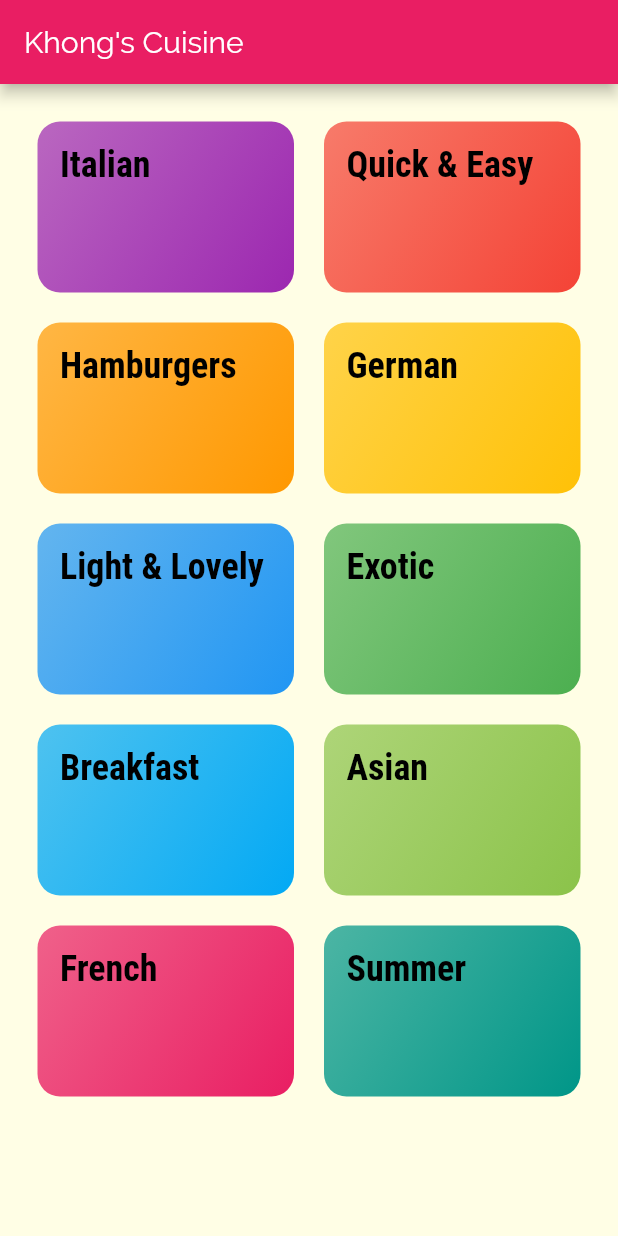
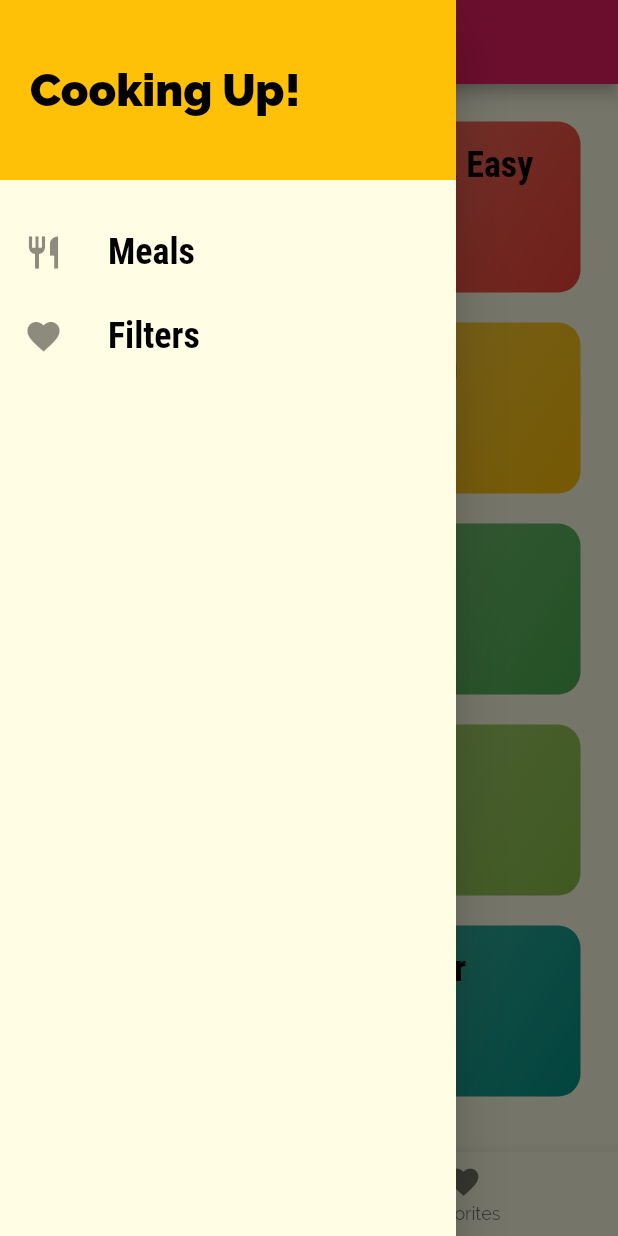
Before and after one commit to Khongchai/flutter-code-along, a Flutter app: the screen it shows after launch, with the side drawer open (before the commit the screen has no drawer), on a phone screen of 412 x 824 dp. Run offline on Flutter 3.47's test engine with Material 2 defaults, Android fonts, the phone set to English and light mode, and no system bars.

Commit message:
finish early, too boring

```diff
--- /dev/null
+++ b/meals_along/lib/classes/filter_type.dart
@@ -0,0 +1,12 @@
+class FilterType {
+  bool glutenFree;
+  bool vegetarian;
+  bool vegan;
+  bool lactoseFree;
+
+  FilterType(
+      {required this.glutenFree,
+      required this.vegan,
+      required this.vegetarian,
+      required this.lactoseFree});
+}
--- a/meals_along/lib/classes/routes.dart
+++ b/meals_along/lib/classes/routes.dart
@@ -1,6 +1,10 @@
 class Routes {
   final String route;
 
+  /*
+     Also consider simply adding routeName to each widget instead.
+   */
   const Routes.categoryMeals() : route = "/category-meals";
   const Routes.mealDetail() : route = "/meal-detail";
+  const Routes.filters() : route = "/filters";
 }
--- /dev/null
+++ b/meals_along/lib/components/drawer/drawer_item.dart
@@ -0,0 +1,33 @@
+import "package:flutter/material.dart";
+
+class DrawerItem extends StatelessWidget {
+  final String title;
+  final VoidCallback onTap;
+  final IconData icon;
+  static String currentPage = "";
+
+  const DrawerItem(
+      {Key? key, required this.title, required this.onTap, required this.icon})
+      : super(key: key);
+
+  void _navigate() {
+    currentPage = title;
+    onTap();
+  }
+
+  @override
+  Widget build(BuildContext context) {
+    bool alreadyAtPageToNavigateTo = title == currentPage;
+
+    return ListTile(
+      onTap: alreadyAtPageToNavigateTo ? null : _navigate,
+      leading: Icon(icon, size: 26),
+      title: Text(title,
+          style: TextStyle(
+              fontFamily: "RobotoCondensed",
+              fontSize: 24,
+              color: alreadyAtPageToNavigateTo ? Colors.grey : Colors.black,
+              fontWeight: FontWeight.bold)),
+    );
+  }
+}
--- a/meals_along/lib/main.dart
+++ b/meals_along/lib/main.dart
@@ -1,7 +1,13 @@
+import "package:collection/collection.dart";
 import 'package:flutter/material.dart';
+import 'package:meals/classes/meal.dart';
 import 'package:meals/classes/routes.dart';
+import 'package:meals/pages/filters.dart';
 import 'package:meals/pages/meal_detail.dart';
+import 'package:meals/pages/tabs.dart';
 
+import 'classes/filter_type.dart';
+import 'dummy_data.dart';
 import 'pages/categories.dart';
 import 'pages/category_meals.dart';
 
@@ -9,11 +15,48 @@ void main() {
   runApp(const MyApp());
 }
 
-class MyApp extends StatelessWidget {
+class MyApp extends StatefulWidget {
   const MyApp({Key? key}) : super(key: key);
 
   @override
+  State<MyApp> createState() => _MyAppState();
+}
+
+class _MyAppState extends State<MyApp> {
+  FilterType _filters = FilterType(
+      glutenFree: false, lactoseFree: false, vegan: false, vegetarian: false);
+  final List<Meal> _favoriteMeals = [];
+
+  void _setFilters(FilterType filters) {
+    setState(() {
+      _filters = filters;
+    });
+  }
+
+  void _addMealToFavorite(String mealId) {
+    final Meal? mealToBeFavorited =
+        _favoriteMeals.firstWhereOrNull((meal) => meal.id == mealId);
+    if (mealToBeFavorited != null) {
+      setState(() {
+        _favoriteMeals.add(mealToBeFavorited);
+      });
+    } else {
+      setState(() {
+        _favoriteMeals.remove(mealToBeFavorited);
+      });
+    }
+  }
+
+  @override
   Widget build(BuildContext context) {
+    final _filteredMeals = dummyMeals
+        .where((meal) =>
+            meal.isLactoseFree == _filters.lactoseFree &&
+            meal.isVegan == _filters.vegan &&
+            meal.isVegetarian == _filters.vegetarian &&
+            meal.isGlutenFree == _filters.glutenFree)
+        .toList();
+
     return MaterialApp(
         title: "Khong's Cuisine",
         theme: ThemeData(
@@ -21,6 +64,7 @@ class MyApp extends StatelessWidget {
                 .colorScheme
                 .copyWith(secondary: Colors.amber, primary: Colors.pink),
             canvasColor: const Color.fromRGBO(255, 254, 229, 1),
+            fontFamily: "Raleway",
             textTheme: ThemeData.light().textTheme.copyWith(
                 bodyText1: const TextStyle(
                   fontFamily: "Raleway",
@@ -35,11 +79,14 @@ class MyApp extends StatelessWidget {
                     color: Colors.black,
                     fontFamily: "RobotoCondensed",
                     fontWeight: FontWeight.bold))),
-        home: const CategoriesPage(),
+        home: TabsScreen(
+          favoriteMeals: _favoriteMeals,
+        ),
         routes: {
           const Routes.categoryMeals().route: (ctx) =>
-              const CategoryMealsPage(),
+              CategoryMealsPage(_filteredMeals),
           const Routes.mealDetail().route: (ctx) => const MealDetail(),
+          const Routes.filters().route: (ctx) => Filters(_setFilters, _filters),
         },
         onUnknownRoute: (settings) =>
             MaterialPageRoute(builder: (ctx) => const CategoriesPage()));
--- a/meals_along/lib/pages/categories.dart
+++ b/meals_along/lib/pages/categories.dart
@@ -7,11 +7,7 @@ class CategoriesPage extends StatelessWidget {
 
   @override
   Widget build(BuildContext context) {
-    return Scaffold(
-      appBar: AppBar(
-          title: const Text("Khong's Cuisine",
-              style: TextStyle(fontFamily: "Raleway"))),
-      body: GridView(
+    return GridView(
       padding: const EdgeInsets.all(25),
       children: dummyCategories
           .map((category) => CategoryItem(
@@ -22,7 +18,6 @@ class CategoriesPage extends StatelessWidget {
           childAspectRatio: 3 / 2,
           crossAxisSpacing: 20,
           mainAxisSpacing: 20),
-      ),
     );
   }
 }
--- /dev/null
+++ b/meals_along/lib/pages/filters.dart
@@ -0,0 +1,70 @@
+import "package:flutter/material.dart";
+import 'package:meals/classes/filter_type.dart';
+
+import "../components/filters/switch.dart";
+import 'main_drawer.dart';
+
+class Filters extends StatefulWidget {
+  final Function(FilterType) setFilters;
+  final FilterType filters;
+
+  const Filters(this.setFilters, this.filters, {Key? key}) : super(key: key);
+
+  @override
+  State<Filters> createState() => _FiltersState();
+}
+
+class _FiltersState extends State<Filters> {
+  @override
+  Widget build(BuildContext context) {
+    return Scaffold(
+        appBar: AppBar(
+          title: const Text("Filters"),
+        ),
+        drawer: const MainDrawer(),
+        body: Column(children: [
+          Container(
+              padding: const EdgeInsets.all(20),
+              child: Text("Adjust your meal selection.",
+                  style: Theme.of(context).textTheme.caption)),
+          Expanded(
+              child: ListView(children: [
+            CustomSwitch(
+              title: "Vegetarian",
+              onChanged: () {
+                /*
+                 probably not the very best practice...
+                 */
+                widget.filters.vegetarian = !widget.filters.vegetarian;
+                widget.setFilters(widget.filters);
+              },
+              switchState: widget.filters.vegetarian,
+            ),
+            CustomSwitch(
+              title: "Vegan",
+              onChanged: () {
+                widget.filters.vegan = !widget.filters.vegan;
+                widget.setFilters(widget.filters);
+              },
+              switchState: widget.filters.vegan,
+            ),
+            CustomSwitch(
+              title: "Lactose Free",
+              onChanged: () {
+                widget.filters.lactoseFree = !widget.filters.lactoseFree;
+                widget.setFilters(widget.filters);
+              },
+              switchState: widget.filters.lactoseFree,
+            ),
+            CustomSwitch(
+              title: "Gluten Free",
+              onChanged: () {
+                widget.filters.glutenFree = !widget.filters.glutenFree;
+                widget.setFilters(widget.filters);
+              },
+              switchState: widget.filters.glutenFree,
+            ),
+          ])),
+        ]));
+  }
+}
--- /dev/null
+++ b/meals_along/lib/pages/main_drawer.dart
@@ -0,0 +1,47 @@
+import "package:flutter/material.dart";
+import 'package:meals/classes/routes.dart';
+import 'package:meals/components/drawer/drawer_item.dart';
+
+import "../components/shared/space.dart";
+
+class MainDrawer extends StatelessWidget {
+  const MainDrawer({Key? key}) : super(key: key);
+
+  void _replaceCurrentPage(BuildContext context, String routeName) {
+    Navigator.pushReplacementNamed(context, routeName);
+  }
+
+  @override
+  Widget build(BuildContext context) {
+    return Drawer(
+        child: Column(
+      children: [
+        Container(
+          height: 120,
+          width: 1 / 0,
+          padding: const EdgeInsets.all(20),
+          alignment: Alignment.centerLeft,
+          color: Theme.of(context).colorScheme.secondary,
+          child: const Text("Cooking Up!",
+              style: TextStyle(
+                fontWeight: FontWeight.w900,
+                fontSize: 30,
+                color: Colors.black,
+              )),
+        ),
+        const Space(20),
+        DrawerItem(
+          onTap: () => _replaceCurrentPage(context, "/"),
+          icon: Icons.restaurant,
+          title: "Meals",
+        ),
+        DrawerItem(
+          onTap: () =>
+              _replaceCurrentPage(context, const Routes.filters().route),
+          icon: Icons.favorite,
+          title: "Filters",
+        ),
+      ],
+    ));
+  }
+}
--- a/meals_along/lib/pages/meal_detail.dart
+++ b/meals_along/lib/pages/meal_detail.dart
@@ -7,7 +7,10 @@ import 'package:meals/dummy_data.dart';
 import "../components/shared/textcard.dart";
 
 class MealDetail extends StatelessWidget {
-  const MealDetail({Key? key}) : super(key: key);
+  final Function(int mealId) addMealToFavorite;
+
+  const MealDetail({Key? key, required this.addMealToFavorite})
+      : super(key: key);
 
   @override
   Widget build(BuildContext context) {
--- /dev/null
+++ b/meals_along/lib/pages/tabs.dart
@@ -0,0 +1,78 @@
+import "package:flutter/material.dart";
+import 'package:meals/classes/meal.dart';
+import 'package:meals/pages/favorites.dart';
+
+import 'categories.dart';
+import 'main_drawer.dart';
+
+class TabsScreen extends StatefulWidget {
+  final List<Meal> favoriteMeals;
+  const TabsScreen({Key? key, required this.favoriteMeals}) : super(key: key);
+
+  @override
+  _TabsScreenState createState() => _TabsScreenState();
+}
+
+class _TabsScreenState extends State<TabsScreen> {
+  int selectedIndex = 0;
+  var _pages = [];
+
+  _updateSelection(int index) {
+    setState(() {
+      selectedIndex = index;
+    });
+  }
+
+  @override
+  void initState() {
+    super.initState();
+    _pages = [
+      {
+        "label": "Categories",
+        "page": const CategoriesPage(),
+        "icon": const Icon(Icons.category)
+      },
+      {
+        "label": "Favorites",
+        "page": FavoritesPage(
+          favoriteMeals: widget.favoriteMeals,
+        ),
+        "icon": const Icon(Icons.favorite)
+      }
+    ];
+  }
+
+  @override
+  Widget build(BuildContext context) {
+    return Scaffold(
+      drawer: const MainDrawer(),
+      appBar: AppBar(title: Text(_pages[selectedIndex]["label"] as String)),
+      body: _pages[selectedIndex]["page"] as Widget,
+      bottomNavigationBar: BottomNavigationBar(
+          currentIndex: selectedIndex,
+          onTap: _updateSelection,
+          items: _pages
+              .map((page) => BottomNavigationBarItem(
+                  icon: page["icon"] as Icon, label: page["label"] as String))
+              .toList()),
+    );
+  }
+}
+
+/*
+top tabbar
+return DefaultTabController(
+        length: 2,
+        child: Scaffold(
+          appBar: AppBar(
+              title: const Text("Khong's Cuisine"),
+              bottom: const TabBar(tabs: [
+                Tab(icon: Icon(Icons.category), text: "Categories"),
+                Tab(icon: Icon(Icons.star), text: "Favorites"),
+                //The amount TabBarView children should match the
+                //amount of tabs specified above.
+                //The order should also match.
+              ])),
+          body: const TabBarView(children: [CategoriesPage(), FavoritesPage()]),
+        ));
+ */
```
Also changed, not shown: meals_along/lib/components/filters/switch.dart (added, +24 -0 lines), meals_along/lib/pages/category_meals.dart (+5 -3 lines), meals_along/lib/pages/favorites.dart (added, +14 -0 lines). Lines whose indentation alone changed are shown as unchanged.
